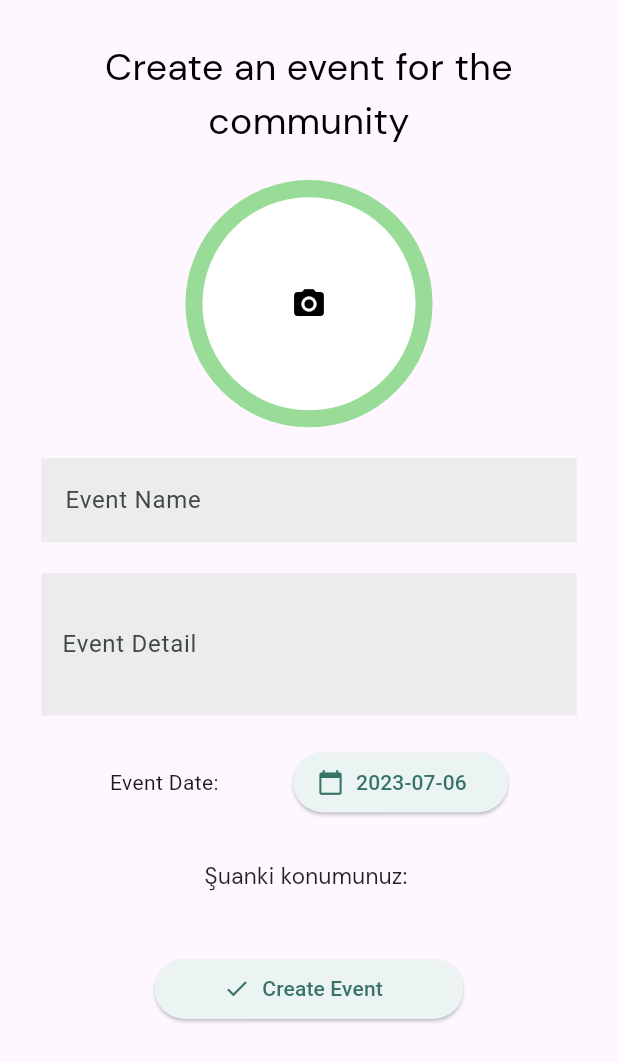
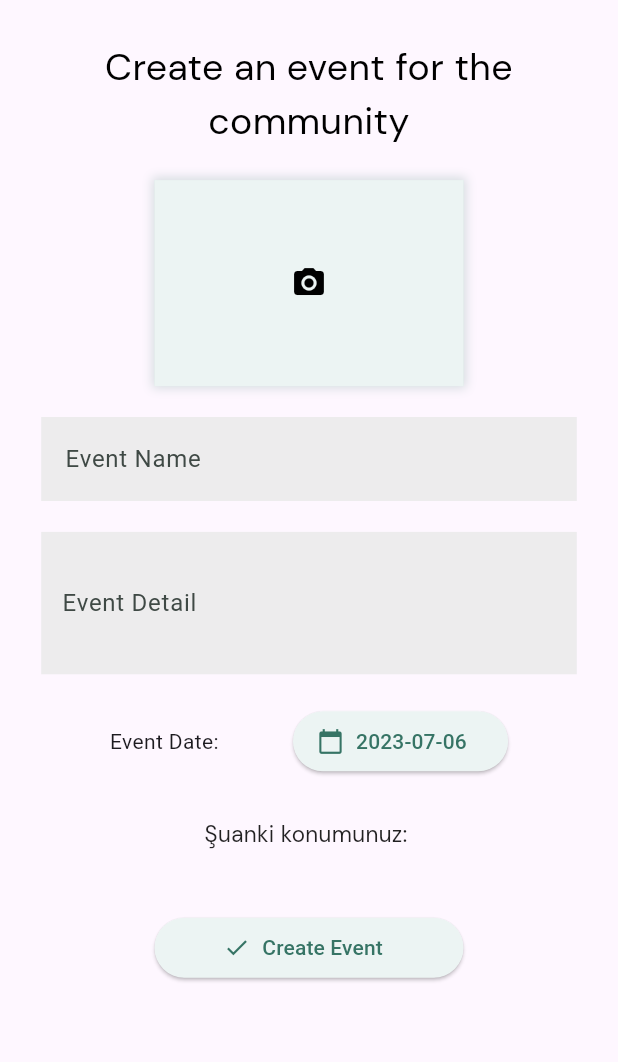
Before and after one commit to atakanserifoglu/Volunity, a Flutter app: the AddEvent screen opened by its route, on a phone screen of 412 x 824 dp. Shown: the top 1062 px of the screen. Run offline on Flutter 3.47's test engine with Material 2 defaults, Android fonts, the phone set to English and light mode, and no system bars; our stand-ins replace animated_text_kit, cloud_firestore, email_validator, firebase_auth, firebase_core, firebase_storage and 3 more; missing offline and left inert: firebase_cached_image, firebase_ui_auth, firebase_ui_oauth_google; accounts and stored records are empty; network calls fail.

Commit message:
add_event_screen ui fixed

```diff
--- a/lib/Screens/add_event_screen.dart
+++ b/lib/Screens/add_event_screen.dart
@@ -7,6 +7,7 @@ import 'package:volunity/riverpod/add_profile_screen_riverpod.dart';
 import 'package:volunity/services/user_profile_model.dart';
 import 'package:volunity/services/user_service.dart';
 import 'package:volunity/utilities/bottom_bar.dart';
+import '../utilities/add_event_picture.dart';
 import '../utilities/constants.dart';
 import 'package:firebase_storage/firebase_storage.dart' as firebase_storage;
 import 'package:path/path.dart';
@@ -29,7 +30,7 @@ class AddEvent extends ConsumerStatefulWidget {
 class _AddEvent extends ConsumerState<AddEvent> {
   firebase_storage.FirebaseStorage storage = firebase_storage.FirebaseStorage.instance;
   String? eventName, eventDetails;
-  String? city="";
+  String? city = "";
   DateTime eventDate = DateTime.now();
   final formKey = GlobalKey<FormState>();
   File? _photo;
@@ -85,29 +86,7 @@ class _AddEvent extends ConsumerState<AddEvent> {
                               onTap: () {
                                 _showPicker(context);
                               },
-                              child: CircleAvatar(
-                                radius: deviceWidth / 5,
-                                backgroundColor: _photo == null ? kButtonColor : Colors.white,
-                                child: _photo != null
-                                    ? ClipRRect(
-                                        borderRadius: const BorderRadius.all(Radius.elliptical(10, 10)),
-                                        child: Image.file(
-                                          fit: BoxFit.cover,
-                                          _photo!,
-                                        ),
-                                      )
-                                    : Container(
-                                        decoration: BoxDecoration(
-                                            color: Colors.white,
-                                            borderRadius: BorderRadius.circular(deviceWidth / 1.5)),
-                                        width: deviceWidth / 2.9,
-                                        height: deviceWidth / 2.9,
-                                        child: const Icon(
-                                          Icons.camera_alt,
-                                          color: Colors.black,
-                                        ),
-                                      ),
-                              ),
+                              child: AddEventPicture(deviceWidth: deviceWidth, photo: _photo),
                             ),
                           )
                         ],
@@ -121,7 +100,6 @@ class _AddEvent extends ConsumerState<AddEvent> {
                         controller: fieldText,
                         decoration: const InputDecoration(
                           labelText: "Event Name",
-
                         ),
                         validator: (value) {
                           if (value!.length < 3) return "Event name should contain more thsn 3 letters";
@@ -154,7 +132,7 @@ class _AddEvent extends ConsumerState<AddEvent> {
                               const Text("Event Date: "),
                               ElevatedButton.icon(
                                   style: ElevatedButton.styleFrom(
-                                    backgroundColor: const Color(0xFFecf4f3), // Background color
+                                    backgroundColor: kButtonColor, // Background color
                                     foregroundColor: kThemeDarkColor, // Text Color (Foreground color)
                                   ),
                                   onPressed: () async {
@@ -204,7 +182,7 @@ class _AddEvent extends ConsumerState<AddEvent> {
                             width: MediaQuery.of(context).size.width / 2,
                             child: ElevatedButton.icon(
                               style: ElevatedButton.styleFrom(
-                                backgroundColor: const Color(0xFFecf4f3), // Background color
+                                backgroundColor: kButtonColor, // Background color
                                 foregroundColor: kThemeDarkColor, // Text Color (Foreground color)
                               ),
                               onPressed: () => {
@@ -376,5 +354,3 @@ class _AddEvent extends ConsumerState<AddEvent> {
     return text.substring(0, indexOfSpace);
   }
 }
-
-sandDataToDB() async {}
--- a/lib/theme/default_theme.dart
+++ b/lib/theme/default_theme.dart
@@ -12,6 +12,7 @@ class DefaultTheme {
         colorScheme: ColorScheme.fromSeed(
           seedColor:kThemeDarkColor,
         ),
+
         bottomNavigationBarTheme: const BottomNavigationBarThemeData(
           unselectedItemColor: Color.fromARGB(255, 156, 202, 175),
           showUnselectedLabels: false,
--- /dev/null
+++ b/lib/utilities/add_event_picture.dart
@@ -0,0 +1,48 @@
+import 'dart:io';
+
+import 'package:flutter/material.dart';
+
+import 'constants.dart';
+
+class AddEventPicture extends StatelessWidget {
+  const AddEventPicture({
+    super.key,
+    required this.deviceWidth,
+    required File? photo,
+  }) : _photo = photo;
+
+  final double deviceWidth;
+  final File? _photo;
+
+  @override
+  Widget build(BuildContext context) {
+    return Container(
+      color: _photo == null ? kButtonColor : Colors.white,
+      child: _photo != null
+          ? ClipRRect(
+              borderRadius: const BorderRadius.all(Radius.elliptical(10, 10)),
+              child: Image.file(
+                width: deviceWidth / 2,
+                height: deviceWidth / 3,
+                fit: BoxFit.cover,
+                _photo!,
+              ),
+            )
+          : Container(
+              decoration: BoxDecoration(color: kButtonColor, boxShadow: [
+                BoxShadow(
+                  color: kThemeDarkColor.withOpacity(0.2),
+                  blurRadius: 5,
+                  spreadRadius: 2,
+                ),
+              ]),
+              width: deviceWidth / 2,
+              height: deviceWidth / 3,
+              child: const Icon(
+                Icons.camera_alt,
+                color: Colors.black,
+              ),
+            ),
+    );
+  }
+}
--- a/lib/utilities/constants.dart
+++ b/lib/utilities/constants.dart
@@ -1,6 +1,6 @@
 import 'package:flutter/material.dart';
 
-const kButtonColor = Color.fromARGB(255, 153, 220, 151);
+const kButtonColor = Color(0xFFecf4f3);
 const kThemeDarkColor = Color(0xFF367465);
 const kThemeColor = Color(0xFFBBDEBA);
 const kButtonSecondColor=  Color.fromRGBO(240, 240, 240, 0.95);
```
Lines whose indentation alone changed are shown as unchanged.
